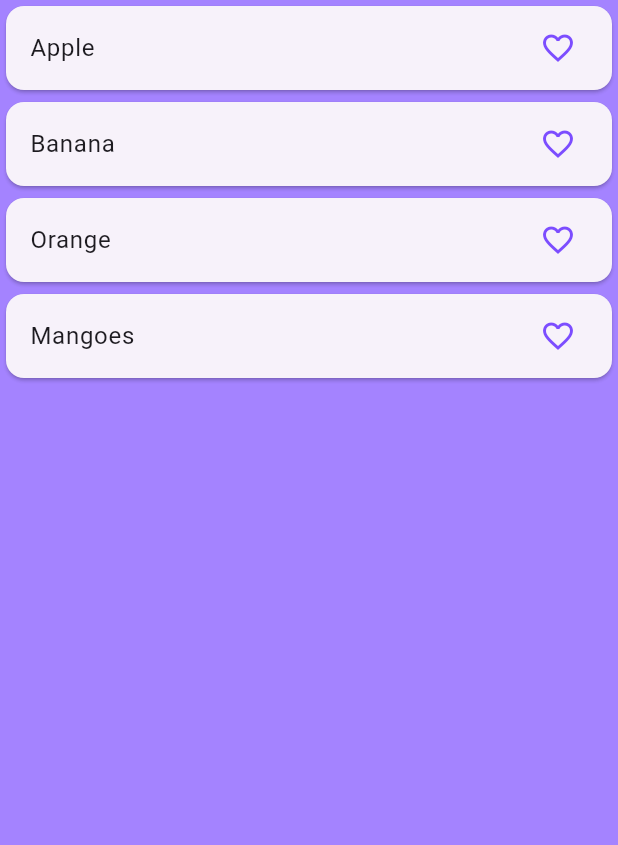
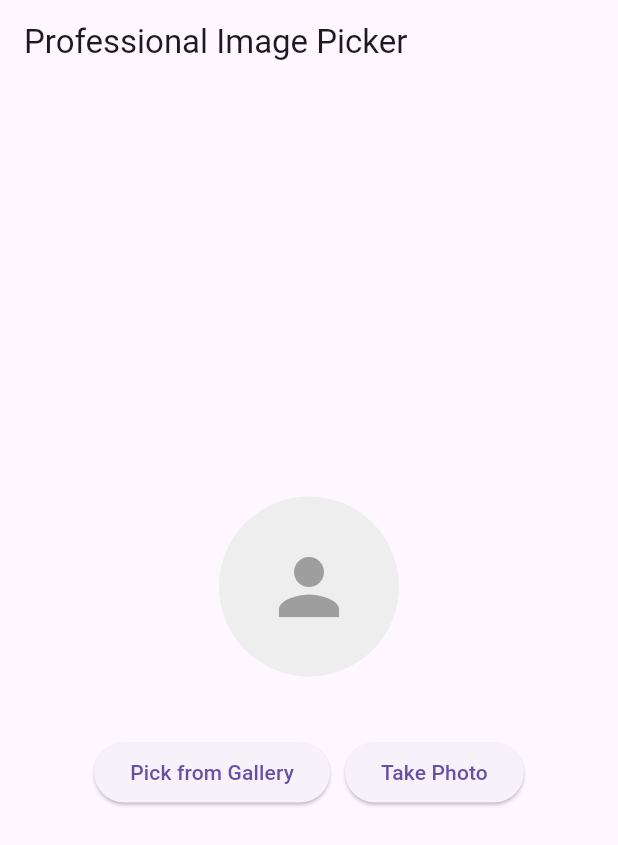
Before and after one commit to the-razib/getx_tutorial, a Flutter app: the screen it shows after launch, on a phone screen of 412 x 824 dp. Shown: the top 845 px of the screen. Run offline on Flutter 3.47's test engine with Material 3 defaults, Android fonts, the phone set to English and light mode, and no system bars; our stand-ins replace get, image_picker, permission_handler.

Commit message:
image picker with getx

```diff
--- a/lib/main.dart
+++ b/lib/main.dart
@@ -1,8 +1,10 @@
 import 'package:flutter/cupertino.dart';
+import 'package:flutter/material.dart';
 import 'package:get/get.dart';
 import 'package:getx_tutorial/screen/food_item_getx.dart';
 import 'package:getx_tutorial/screen/food_item_setstate_screen.dart';
 import 'package:getx_tutorial/screen/home_page.dart';
+import 'package:getx_tutorial/screen/image_picker_screen.dart';
 
 void main(){
   runApp(GetxTutorial());
@@ -15,7 +17,11 @@ class GetxTutorial extends StatelessWidget {
   Widget build(BuildContext context) {
     return GetMaterialApp(
       debugShowCheckedModeBanner: false,
-      home: FoodItemGetx(),
+      theme: ThemeData(
+        primaryColor: Colors.deepPurpleAccent,
+        useMaterial3: true,
+      ),
+      home: ImagePickerScreen(),
     );
   }
 }
--- /dev/null
+++ b/lib/screen/image_picker_screen.dart
@@ -0,0 +1,92 @@
+import 'dart:io';
+import 'package:flutter/material.dart';
+import 'package:get/get.dart';
+import 'package:getx_tutorial/controllers/image_picker_controller.dart';
+import 'package:image_picker/image_picker.dart';
+
+class ImagePickerScreen extends StatelessWidget {
+  const ImagePickerScreen({super.key});
+
+  @override
+  Widget build(BuildContext context) {
+    final ImagePickerController controller = Get.put(ImagePickerController());
+
+    return Scaffold(
+      appBar: AppBar(
+        title: const Text('Professional Image Picker'),
+      ),
+      body: Center(
+        child: Obx(() {
+          return Column(
+            mainAxisAlignment: MainAxisAlignment.center,
+            children: [
+              // Display image or placeholder
+              Stack(
+                alignment: Alignment.center,
+                children: [
+                  CircleAvatar(
+                    radius: 60,
+                    backgroundImage: controller.imagePath.isNotEmpty
+                        ? FileImage(File(controller.imagePath.value))
+                        : null,
+                    backgroundColor: Colors.grey[200],
+                    child: controller.imagePath.isEmpty
+                        ? const Icon(
+                      Icons.person,
+                      size: 60,
+                      color: Colors.grey,
+                    )
+                        : null,
+                  ),
+                  if (controller.isLoading.value)
+                    const CircularProgressIndicator(),
+                ],
+              ),
+              const SizedBox(height: 20),
+              // Display error message if any
+              if (controller.errorMessage.isNotEmpty)
+                Padding(
+                  padding: const EdgeInsets.symmetric(horizontal: 20),
+                  child: Text(
+                    controller.errorMessage.value,
+                    style: const TextStyle(color: Colors.red),
+                    textAlign: TextAlign.center,
+                  ),
+                ),
+              const SizedBox(height: 20),
+              // Buttons
+              Row(
+                mainAxisAlignment: MainAxisAlignment.center,
+                children: [
+                  ElevatedButton(
+                    onPressed: controller.isLoading.value
+                        ? null
+                        : () => controller.pickImage(ImageSource.gallery),
+                    child: const Text('Pick from Gallery'),
+                  ),
+                  const SizedBox(width: 10),
+                  ElevatedButton(
+                    onPressed: controller.isLoading.value
+                        ? null
+                        : () => controller.pickImage(ImageSource.camera),
+                    child: const Text('Take Photo'),
+                  ),
+                ],
+              ),
+              const SizedBox(height: 10),
+              // Clear image button
+              if (controller.imagePath.isNotEmpty)
+                TextButton(
+                  onPressed: controller.clearImage,
+                  child: const Text(
+                    'Clear Image',
+                    style: TextStyle(color: Colors.red),
+                  ),
+                ),
+            ],
+          );
+        }),
+      ),
+    );
+  }
+}
--- a/pubspec.yaml
+++ b/pubspec.yaml
@@ -35,6 +35,8 @@ dependencies:
   # Use with the CupertinoIcons class for iOS style icons.
   cupertino_icons: ^1.0.8
   get: ^4.7.2
+  image_picker: ^1.1.2
+  permission_handler: ^12.0.0+1
 
 dev_dependencies:
   flutter_test:
```
Also changed, not shown: lib/controllers/image_picker_controller.dart (added, +87 -0 lines), pubspec.lock, 3 other files.
